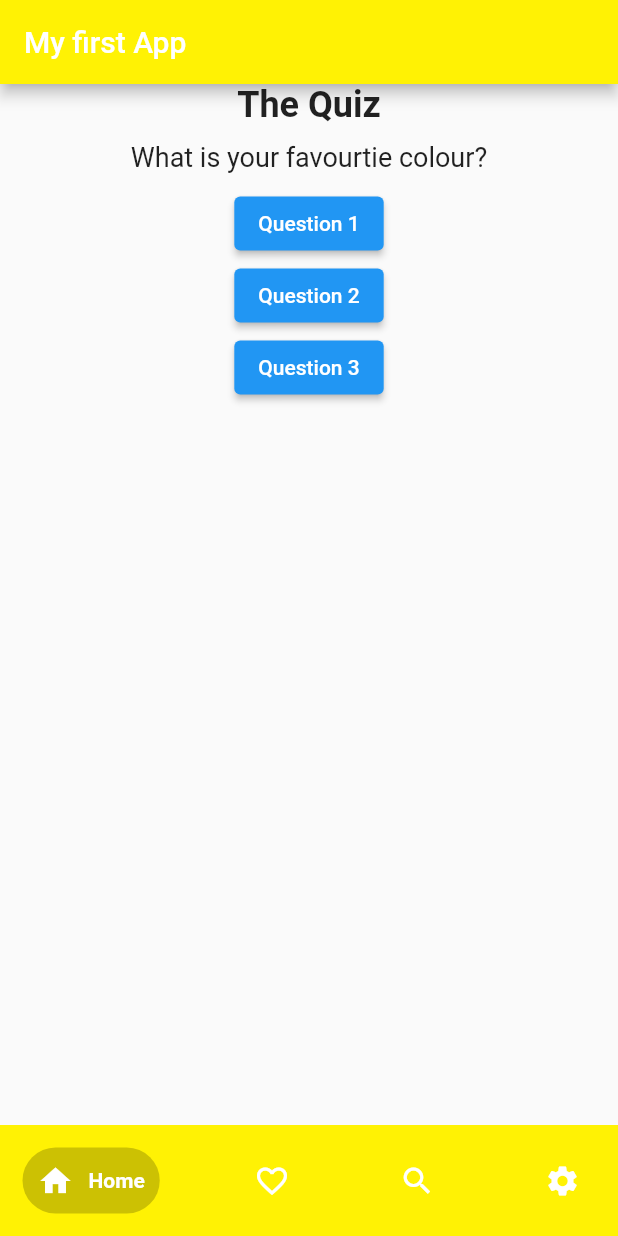
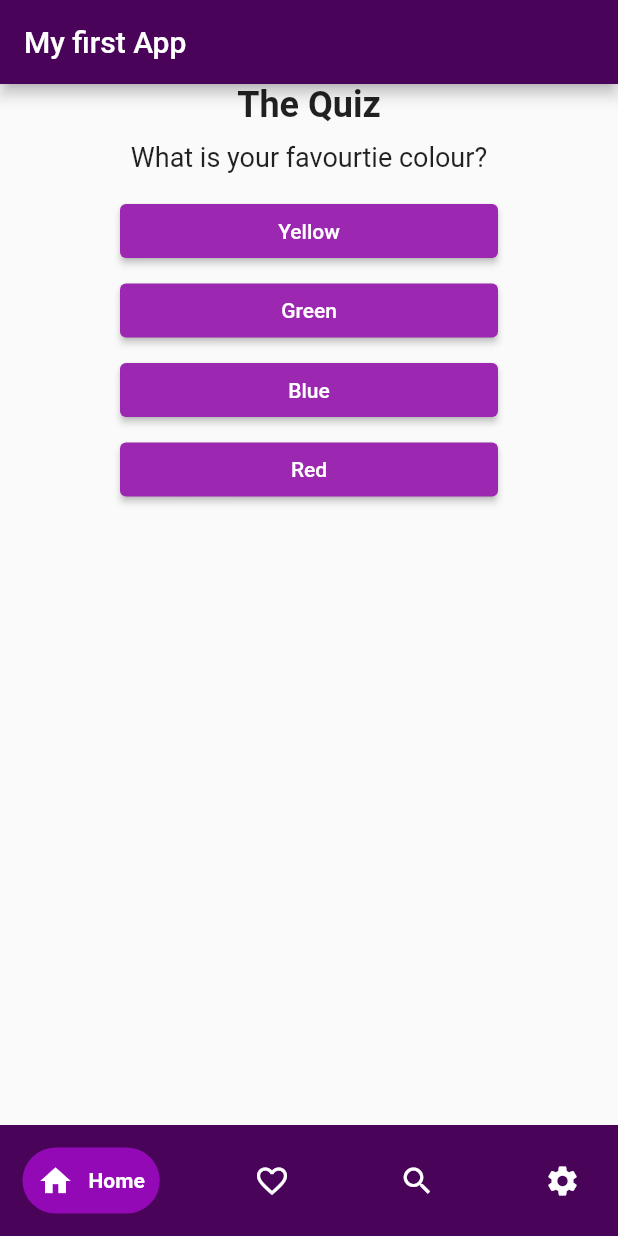
Before and after one commit to MiDev7/FlutterLearning, a Flutter app: the screen it shows after launch, on a phone screen of 412 x 824 dp. Run offline on Flutter 3.47's test engine with Material 2 defaults, Android fonts, the phone set to English and light mode, and no system bars; drawn by our look-alikes of google_nav_bar.

Commit message:
Day 2 Flutter

```diff
--- /dev/null
+++ b/lib/answer.dart
@@ -0,0 +1,27 @@
+import 'package:flutter/material.dart';
+
+class Answer extends StatelessWidget {
+  final VoidCallback selectHandler;
+  final String answerText;
+
+  const Answer(this.selectHandler, this.answerText, {super.key});
+
+  @override
+  Widget build(BuildContext context) {
+    return Container(
+      width: double.infinity,
+      margin: const EdgeInsets.only(
+        left: 80,
+        right: 80,
+        top: 5,
+      ),
+      child: ElevatedButton(
+        onPressed: selectHandler,
+        style: ElevatedButton.styleFrom(
+          backgroundColor: Colors.purple,
+        ),
+        child: Text(answerText),
+      ),
+    );
+  }
+}
--- /dev/null
+++ b/lib/bottom_bar.dart
@@ -0,0 +1,44 @@
+import 'package:flutter/material.dart';
+// ignore: depend_on_referenced_packages
+import 'package:google_nav_bar/google_nav_bar.dart';
+
+class BottomBar extends StatelessWidget {
+  const BottomBar({super.key});
+
+  @override
+  Widget build(BuildContext context) {
+    return Container(
+      color: const Color.fromARGB(255, 73, 4, 90),
+      child: const Padding(
+        padding: EdgeInsets.symmetric(vertical: 15, horizontal: 15.0),
+        child: GNav(
+          backgroundColor: Color.fromARGB(255, 73, 4, 90),
+          gap: 10,
+          tabBackgroundColor: Color.fromARGB(255, 147, 9, 182),
+          padding: EdgeInsets.all(10),
+          color: Colors.white,
+          activeColor: Colors.white,
+          duration: Duration(milliseconds: 500),
+          tabs: [
+            GButton(
+              icon: Icons.home,
+              text: 'Home',
+            ),
+            GButton(
+              icon: Icons.favorite_border,
+              text: 'Likes',
+            ),
+            GButton(
+              icon: Icons.search,
+              text: 'Search',
+            ),
+            GButton(
+              icon: Icons.settings,
+              text: 'Settings',
+            )
+          ],
+        ),
+      ),
+    );
+  }
+}
--- a/lib/main.dart
+++ b/lib/main.dart
@@ -1,13 +1,16 @@
 import 'package:flutter/material.dart';
-import './question.dart';
-import 'package:google_nav_bar/google_nav_bar.dart';
+import './quiz.dart';
+import './result.dart';
+import 'bottom_bar.dart';
+
 // void main() {
 //   runApp(MyApp());
 // }
 
-void main() => runApp(MyApp());
+void main() => runApp(const MyApp());
 
 class MyApp extends StatefulWidget {
+  const MyApp({super.key});
   @override
   State<StatefulWidget> createState() {
     return _MyAppState();
@@ -15,87 +18,49 @@ class MyApp extends StatefulWidget {
 }
 
 class _MyAppState extends State<MyApp> {
+  static const _questions = [
+    {
+      "questionText": 'What is your favourtie colour?',
+      "answer": ['Yellow', 'Green', 'Blue', 'Red'],
+    },
+    {
+      "questionText": 'What is your name ?',
+      "answer": ['Tony', 'Alexander', 'Angelo', 'Polo'],
+    },
+    {
+      "questionText": 'What is your dream or goal in life ?',
+      "answer": ['Smartest', 'Strongest', 'Richness', 'Footballer'],
+    },
+  ];
   var _questionIndex = 0;
 
   void _answerQuestion() {
     setState(() {
       _questionIndex = _questionIndex + 1;
     });
-    print(_questionIndex);
+  }
+
+  void _resetQuestion() {
+    setState(() {
+      _questionIndex = 0;
+    });
   }
 
   @override
   Widget build(BuildContext context) {
-    var questions = [
-      'What is your favourtie colour?',
-      'What is your name ?',
-      'What is your dream or goal in life ?'
-    ];
-
     return MaterialApp(
       home: Scaffold(
-        appBar: AppBar(
-          title: Text('My first App'),
-          backgroundColor: const Color.fromARGB(255, 255, 242, 4),
-        ),
-        body: Column(
-          children: [
-            const Text(
-              'The Quiz',
-              style: TextStyle(
-                fontSize: 24,
-                fontWeight: FontWeight.bold,
-              ),
-            ),
-            Question(questions[_questionIndex]),
-            ElevatedButton(
-              onPressed: _answerQuestion,
-              child: Text('Question 1'),
-            ),
-            ElevatedButton(
-              onPressed: _answerQuestion,
-              child: Text('Question 2'),
-            ),
-            ElevatedButton(
-              onPressed: _answerQuestion,
-              child: Text('Question 3'),
-            ),
-          ],
-        ),
-        bottomNavigationBar: Container(
-          color: const Color.fromARGB(255, 255, 242, 4),
-          child: const Padding(
-            padding: EdgeInsets.symmetric(vertical: 15, horizontal: 15.0),
-            child: GNav(
-              backgroundColor: Color.fromARGB(255, 255, 242, 4),
-              gap: 10,
-              tabBackgroundColor: Color.fromARGB(128, 153, 145, 2),
-              padding: EdgeInsets.all(10),
-              color: Colors.white,
-              activeColor: Colors.white,
-              duration: Duration(milliseconds: 500),
-              tabs: [
-                GButton(
-                  icon: Icons.home,
-                  text: 'Home',
-                ),
-                GButton(
-                  icon: Icons.favorite_border,
-                  text: 'Likes',
-                ),
-                GButton(
-                  icon: Icons.search,
-                  text: 'Search',
-                ),
-                GButton(
-                  icon: Icons.settings,
-                  text: 'Settings',
-                )
-              ],
-            ),
+          appBar: AppBar(
+            title: const Text('My first App'),
+            backgroundColor: const Color.fromARGB(255, 73, 4, 90),
           ),
-        ),
-      ),
+          body: _questionIndex < _questions.length
+              ? Quiz(
+                  answerQuestion: _answerQuestion,
+                  questionsText: _questions,
+                  index: _questionIndex)
+              : Result(resetQuestion: _resetQuestion),
+          bottomNavigationBar: const BottomBar()),
     );
   }
 }
--- a/lib/question.dart
+++ b/lib/question.dart
@@ -1,12 +1,9 @@
-import 'package:flutter/src/widgets/container.dart';
-import 'package:flutter/src/widgets/framework.dart';
-
 import 'package:flutter/material.dart';
 
 class Question extends StatelessWidget {
   final String questionText;
 
-  Question(this.questionText);
+  const Question(this.questionText, {super.key});
 
   @override
   Widget build(BuildContext context) {
--- /dev/null
+++ b/lib/quiz.dart
@@ -0,0 +1,35 @@
+import 'package:flutter/material.dart';
+import './answer.dart';
+import './question.dart';
+
+class Quiz extends StatelessWidget {
+  final VoidCallback answerQuestion;
+  final List<Map<String, Object>> questionsText;
+  final int index;
+  const Quiz(
+      {required this.answerQuestion,
+      required this.questionsText,
+      required this.index,
+      super.key});
+
+  @override
+  Widget build(BuildContext context) {
+    return Column(
+      children: [
+        const Text(
+          'The Quiz',
+          style: TextStyle(
+            fontSize: 24,
+            fontWeight: FontWeight.bold,
+          ),
+        ),
+        Question(
+          questionsText[index]["questionText"] as String,
+        ),
+        ...(questionsText[index]["answer"] as List<String>).map((answer) {
+          return Answer(answerQuestion, answer);
+        }),
+      ],
+    );
+  }
+}
--- /dev/null
+++ b/lib/result.dart
@@ -0,0 +1,31 @@
+import 'package:flutter/material.dart';
+
+class Result extends StatelessWidget {
+  final VoidCallback resetQuestion;
+  const Result({super.key, required this.resetQuestion});
+
+  @override
+  Widget build(BuildContext context) {
+    return Center(
+      child: Column(
+        children: [
+          const Text(
+            "YOU DID IT !",
+            style: TextStyle(
+              fontSize: 50,
+              fontWeight: FontWeight.bold,
+              color: Colors.purple,
+            ),
+          ),
+          ElevatedButton(
+            style: ElevatedButton.styleFrom(
+              backgroundColor: Colors.purple,
+            ),
+            onPressed: resetQuestion,
+            child: const Text("Reset"),
+          )
+        ],
+      ),
+    );
+  }
+}
```
